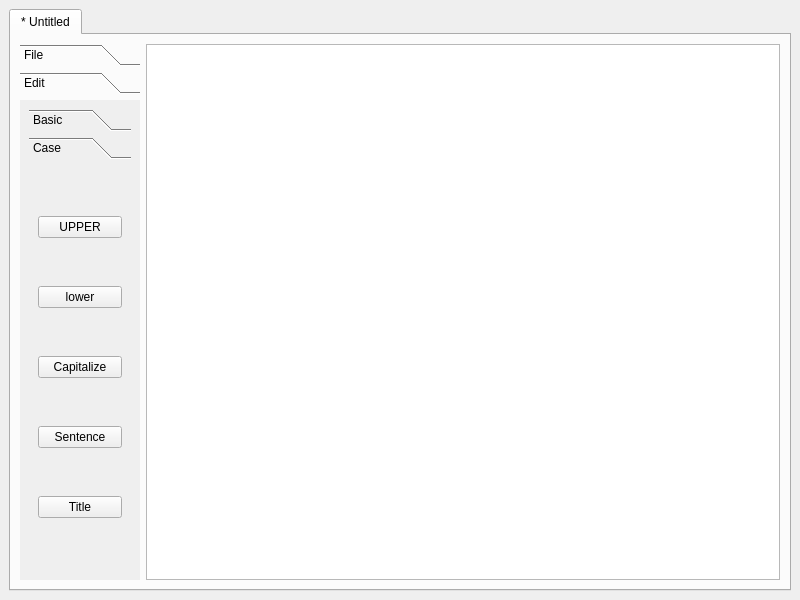
Qt form ui/MainWindow.ui (RyanDeBarros/Cerberus) before a commit.
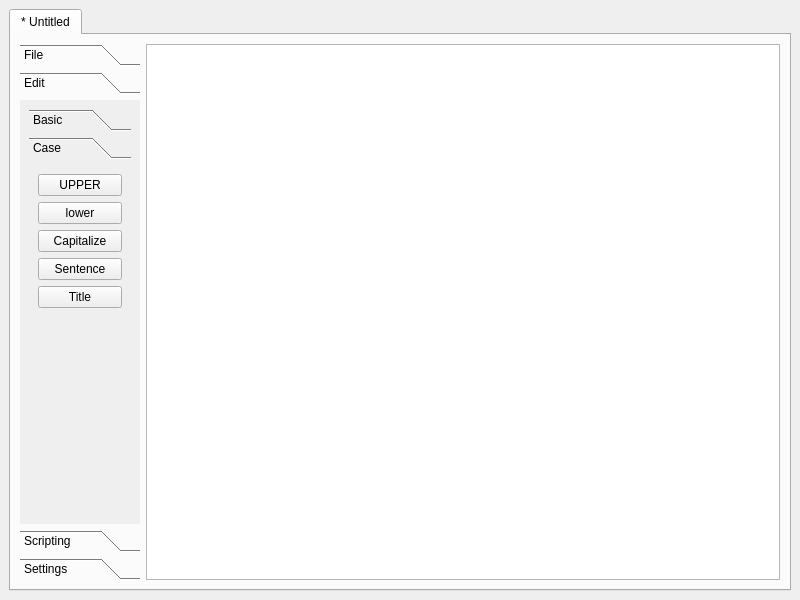
The same form after that commit. The open tabs and pages were chosen to show the change.

Commit message: Somewhat implemented title case.

Diff of the .ui file:
```diff
--- a/ui/MainWindow.ui
+++ b/ui/MainWindow.ui
@@ -61,7 +61,7 @@
              <x>0</x>
              <y>0</y>
              <width>120</width>
-             <height>475</height>
+             <height>415</height>
             </rect>
            </property>
            <attribute name="label">
@@ -92,7 +92,7 @@
                  <x>0</x>
                  <y>0</y>
                  <width>102</width>
-                 <height>397</height>
+                 <height>337</height>
                 </rect>
                </property>
                <attribute name="label">
@@ -134,12 +134,35 @@
                   </property>
                  </widget>
                 </item>
+                <item>
+                 <spacer name="verticalSpacer">
+                  <property name="orientation">
+                   <enum>Qt::Orientation::Vertical</enum>
+                  </property>
+                  <property name="sizeHint" stdset="0">
+                   <size>
+                    <width>20</width>
+                    <height>40</height>
+                   </size>
+                  </property>
+                 </spacer>
+                </item>
                </layout>
               </widget>
              </widget>
             </item>
            </layout>
           </widget>
+          <widget class="QWidget" name="scriptingPage">
+           <attribute name="label">
+            <string>Scripting</string>
+           </attribute>
+          </widget>
+          <widget class="QWidget" name="settingsPage">
+           <attribute name="label">
+            <string>Settings</string>
+           </attribute>
+          </widget>
          </widget>
         </item>
         <item>
```
Left out of the diff: 10 changed lines with no effect on the pictures. The commit also changes 2 other files.
